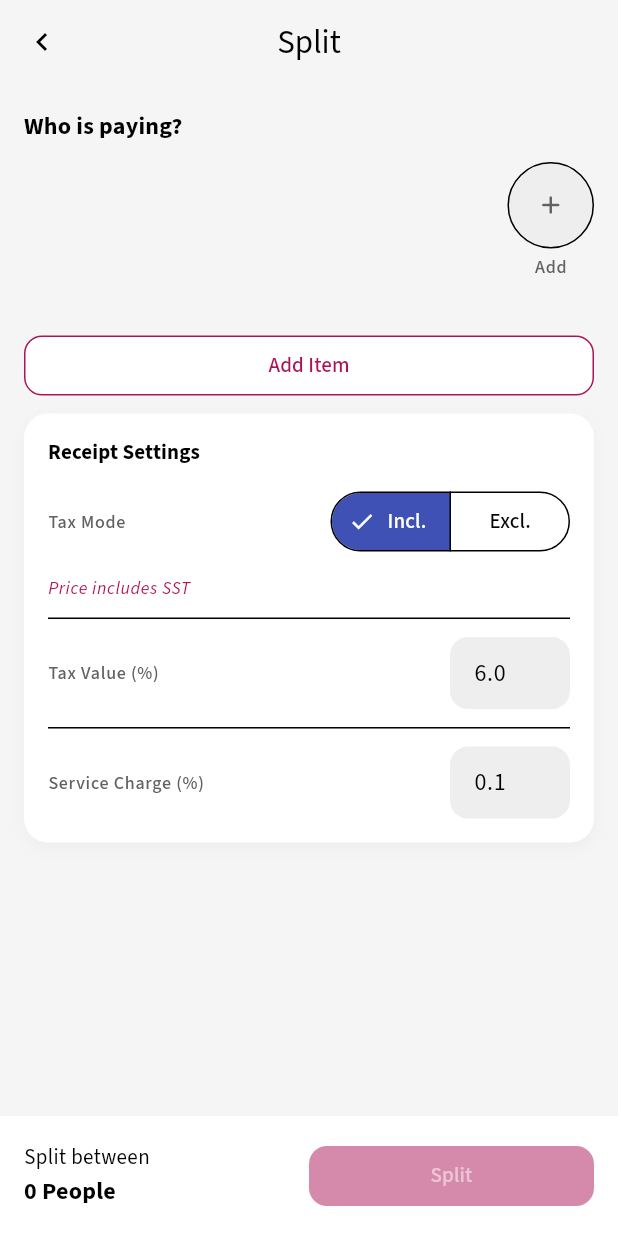
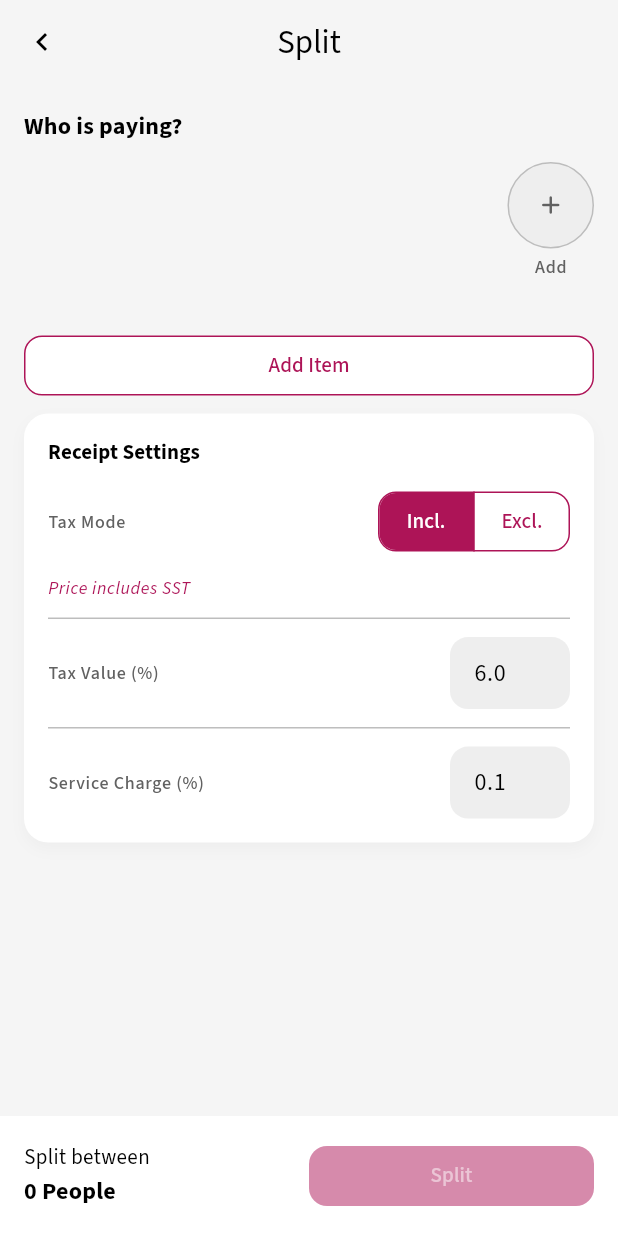
Before and after one commit to Zer0-01/numeru, a Flutter app: the screen it shows after launch, after a tap on "Split", on a phone screen of 412 x 824 dp. Run offline on Flutter 3.47's test engine with Material 3 defaults, Android fonts, the phone set to English and light mode, and no system bars; our stand-ins replace adaptive_theme, auto_route, equatable, flutter_bloc, google_fonts, logger and 2 more; network calls fail.

Commit message:
feat: Introduce custom theming for `SegmentedButton`, refine color scheme definitions, and adjust the item card price field layout.

```diff
--- a/lib/presentation/screen/split/widgets/receipt_settings_widget.dart
+++ b/lib/presentation/screen/split/widgets/receipt_settings_widget.dart
@@ -64,6 +64,7 @@ class ReceiptSettingsWidget extends StatelessWidget {
                             OnUpdateTaxModeEvent(newSelection.first),
                           );
                         },
+                        showSelectedIcon: false,
                       ),
                     ],
                   ),
--- a/lib/theme/app_color_schemes.dart
+++ b/lib/theme/app_color_schemes.dart
@@ -20,6 +20,8 @@ class AppColorSchemes {
     surfaceContainerLow: Colors.grey.shade200,
     surfaceContainerHigh: Colors.grey.shade700,
     surfaceContainerHighest: Colors.black,
+    outline: Colors.black,
+    outlineVariant: Colors.grey.shade400,
   );
 
   static ColorScheme dark = ColorScheme(
--- a/lib/theme/app_divider_theme_data.dart
+++ b/lib/theme/app_divider_theme_data.dart
@@ -2,10 +2,18 @@ import 'package:flutter/material.dart';
 
 class AppDividerThemeData {
   static DividerThemeData light(ColorScheme scheme) {
-    return DividerThemeData(color: scheme.outline, thickness: 1, space: 1);
+    return DividerThemeData(
+      color: scheme.outlineVariant,
+      thickness: 1,
+      space: 1,
+    );
   }
 
   static DividerThemeData dark(ColorScheme scheme) {
-    return DividerThemeData(color: scheme.outline, thickness: 1, space: 1);
+    return DividerThemeData(
+      color: scheme.outlineVariant,
+      thickness: 1,
+      space: 1,
+    );
   }
 }
--- /dev/null
+++ b/lib/theme/app_segmented_button_theme_data.dart
@@ -0,0 +1,41 @@
+import 'package:flutter/material.dart';
+
+class AppSegmentedButtonThemeData {
+  static SegmentedButtonThemeData light(ColorScheme scheme) {
+    return SegmentedButtonThemeData(
+      style: SegmentedButton.styleFrom(
+        shape: RoundedRectangleBorder(borderRadius: BorderRadius.circular(12)),
+        selectedBackgroundColor: scheme.primary,
+        selectedForegroundColor: scheme.onPrimary,
+        backgroundColor: scheme.surfaceContainerLowest,
+        foregroundColor: scheme.primary,
+      ).copyWith(
+        side: WidgetStateProperty.resolveWith((states) {
+          if (states.contains(WidgetState.disabled)) {
+            return BorderSide(color: scheme.primary.withValues(alpha: 0.5));
+          }
+          return BorderSide(color: scheme.primary);
+        }),
+      ),
+    );
+  }
+
+  static SegmentedButtonThemeData dark(ColorScheme scheme) {
+    return SegmentedButtonThemeData(
+      style: SegmentedButton.styleFrom(
+        shape: RoundedRectangleBorder(borderRadius: BorderRadius.circular(12)),
+        selectedBackgroundColor: scheme.primary,
+        selectedForegroundColor: scheme.onPrimary,
+        backgroundColor: scheme.surfaceContainerLowest,
+        foregroundColor: scheme.primary,
+      ).copyWith(
+        side: WidgetStateProperty.resolveWith((states) {
+          if (states.contains(WidgetState.disabled)) {
+            return BorderSide(color: scheme.primary.withValues(alpha: 0.5));
+          }
+          return BorderSide(color: scheme.primary);
+        }),
+      ),
+    );
+  }
+}
--- a/lib/theme/app_theme_data.dart
+++ b/lib/theme/app_theme_data.dart
@@ -11,6 +11,7 @@ import 'package:numeru/theme/app_input_decoration_theme.dart';
 import 'package:numeru/theme/app_outlined_button_theme_data.dart';
 import 'package:numeru/theme/app_switch_theme_data.dart';
 import 'package:numeru/theme/app_text_button_theme_data.dart';
+import 'package:numeru/theme/app_segmented_button_theme_data.dart';
 
 class AppThemeData {
   static ThemeData light() {
@@ -31,6 +32,7 @@ class AppThemeData {
       dialogTheme: AppDialogThemeData.light(scheme),
       bottomAppBarTheme: AppBottomAppBarTheme.light(scheme),
       chipTheme: AppChipThemeData.light(scheme),
+      segmentedButtonTheme: AppSegmentedButtonThemeData.light(scheme),
     );
   }
 
@@ -52,6 +54,7 @@ class AppThemeData {
       textButtonTheme: AppTextButtonThemeData.dark(scheme),
       dividerTheme: AppDividerThemeData.dark(scheme),
       bottomAppBarTheme: AppBottomAppBarTheme.dark(scheme),
+      segmentedButtonTheme: AppSegmentedButtonThemeData.dark(scheme),
     );
   }
 }
```
Also changed, not shown: lib/presentation/screen/split/widgets/item_card_widget.dart (+28 -28 lines).
